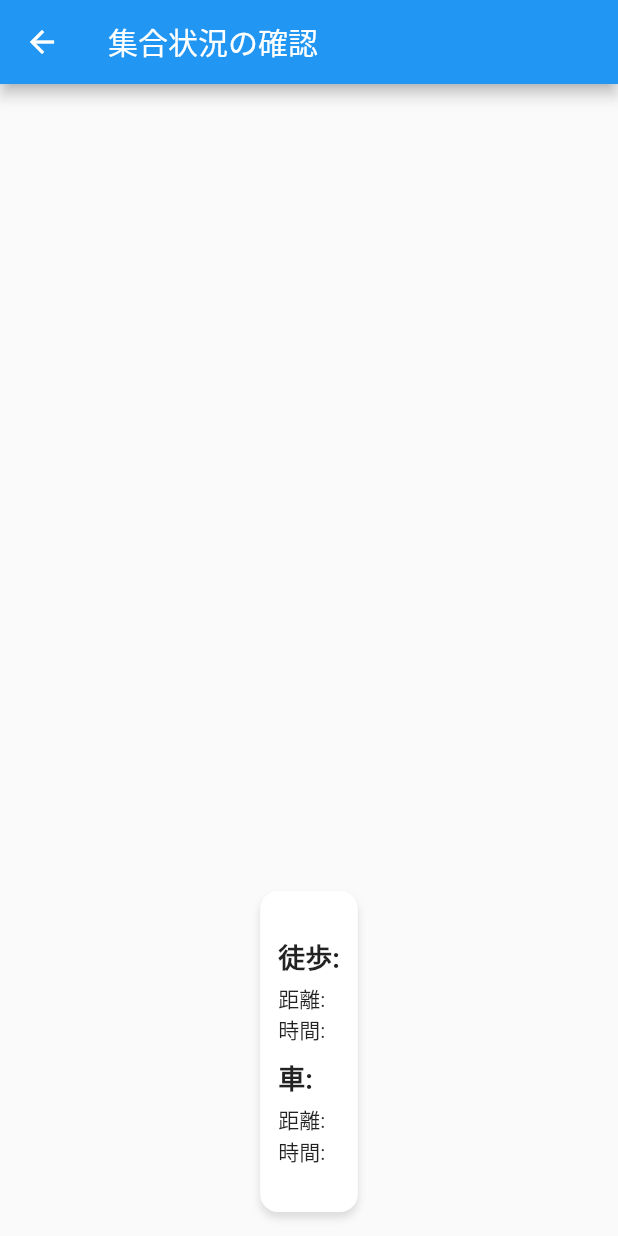
After one commit to KoushiHiraoka/app_contest, a Flutter app: the screen it shows after launch, after a tap on "集合状況を確認する", on a phone screen of 412 x 824 dp. The commit adds this screen. Run offline on Flutter 3.47's test engine with Material 2 defaults, Android fonts, the phone set to English and light mode, and no system bars; our stand-ins replace cloud_firestore, firebase_core, geolocator, go_router, google_maps_flutter; accounts and stored records are empty.

Commit message:
first commit

```diff
--- a/lib/distance.dart
+++ b/lib/distance.dart
@@ -1,7 +1,7 @@
 import 'dart:convert';
 import 'package:http/http.dart' as http;
 
-const apiKey = 'AIzaSyAgHUyBMBbCCv_6x3GXTWGUfpMWy8irJO0';
+const apiKey = 'AIzaSyCZqph0a84xr03zjkiqTE_u8atElhjravU';
 Future<Map<String, dynamic>> getDistanceAndDuration(
   double startLatitude,
   double startLongitude,
@@ -13,7 +13,6 @@ Future<Map<String, dynamic>> getDistanceAndDuration(
   http.Response response = await http.get(Uri.parse(url));
   Map<String, dynamic> values = jsonDecode(response.body);
 
-  print(values); //valueの中身を確認
 
   String distanceWalking = values["rows"][0]["elements"][0]["distance"]["text"];
   String durationWalking = values["rows"][0]["elements"][0]["duration"]["text"];
--- a/lib/home.dart
+++ b/lib/home.dart
@@ -1,3 +1,4 @@
+import 'package:cloud_firestore/cloud_firestore.dart';
 import 'package:flutter/material.dart';
 import 'package:go_router/go_router.dart';
 
@@ -6,17 +7,35 @@ class HomePage extends StatelessWidget {
 
   @override
   Widget build(BuildContext context, ) {
+    FirebaseFirestore firestore = FirebaseFirestore.instance;
+    CollectionReference userRef = firestore.collection('user');
+/*
+Future<void> getData() async {
+    DocumentSnapshot snapshot = await userRef.doc('vnBW9ZZJMfAwx0qTKmJf').get();
+    if (snapshot.exists) {
+      print('User data: ${snapshot.data()}');
+    } else {
+      print('User data not found!');
+    }
+  }
+  */
     return Scaffold(
       body: Center(
         child: Column(
           mainAxisAlignment: MainAxisAlignment.center,
           children: [
-            const Text('Home'),
+            const Text('待ち合わせアプリ'),
             ElevatedButton(
               onPressed: () {
                 context.push('/map');
               },
-              child: const Text('Map'),
+              child: const Text('Mapを開く'),
+            ),
+            ElevatedButton(
+              onPressed: () {
+                context.push('/monitoring');
+              },
+              child: const Text('集合状況を確認する'),
             ),
           ],
         ),
--- a/lib/main.dart
+++ b/lib/main.dart
@@ -1,10 +1,24 @@
-
 import 'package:app_contest/home.dart';
 import 'package:app_contest/map.dart';
 import 'package:flutter/material.dart';
 import 'package:go_router/go_router.dart';
+import 'package:firebase_core/firebase_core.dart';
+import 'firebase_options.dart';
+import 'monitoring.dart';
 
-void main() => runApp(const MyApp());
+// main関数を非同期にします
+void main() async {
+  // Flutterのウィジェットがすべて読み込まれるのを待ちます
+  WidgetsFlutterBinding.ensureInitialized();
+
+  // Firebaseを初期化します
+  await Firebase.initializeApp(
+    options: DefaultFirebaseOptions.currentPlatform,
+  );
+
+  runApp(const MyApp());
+}
+
 final _router = GoRouter(
   initialLocation: '/',
   routes: [
@@ -16,8 +30,13 @@ final _router = GoRouter(
       path: '/map',
       builder: (context, state) => const MapSample(),
     ),
+    GoRoute(
+      path: '/monitoring',
+      builder: (context, state) => const Monitoring(),
+    ),
   ],
 );
+
 class MyApp extends StatelessWidget {
   const MyApp({Key? key}) : super(key: key);
 
--- /dev/null
+++ b/lib/monitoring.dart
@@ -0,0 +1,133 @@
+import 'dart:async';
+import 'package:flutter/material.dart';
+import 'package:geolocator/geolocator.dart';
+import 'package:google_maps_flutter/google_maps_flutter.dart';
+import 'distance.dart';
+import 'package:cloud_firestore/cloud_firestore.dart';
+
+
+class Monitoring extends StatefulWidget {
+  const Monitoring({Key? key}) : super(key: key);
+
+  @override
+  State<Monitoring> createState() => MonitoringState();
+}
+
+class MonitoringState extends State<Monitoring> {
+  Position? currentPosition;
+  String _walkingDistance = '';
+  String _walkingDuration = '';
+  String _drivingDistance = '';
+  String _drivingDuration = '';
+
+  @override
+  void initState() {
+    super.initState();
+
+    Future(() async {
+      LocationPermission permission = await Geolocator.checkPermission();
+      if (permission == LocationPermission.denied) {
+        await Geolocator.requestPermission();
+      }
+      currentPosition = await Geolocator.getCurrentPosition();
+    });
+  }
+
+
+  Future<Map<String, dynamic>> getUserLocation(String docid) async {
+    DocumentSnapshot userDoc = await FirebaseFirestore.instance
+    .collection('user')
+    .doc(docid)
+    .get();
+    Map<String, dynamic> userData = userDoc.data() as Map<String, dynamic>;
+    return {
+      'latitude': userData['latitude'],
+      'longitude': userData['longitude'],
+    };
+  }
+
+  Future<Map<String, dynamic>> getUserDestination(String docid) async {
+    DocumentSnapshot userDoc = await FirebaseFirestore.instance
+    .collection('user')
+    .doc(docid)
+    .get();
+    Map<String, dynamic> userData = userDoc.data() as Map<String, dynamic>;
+    return {
+      'deslat': userData['deslat'],
+      'deslng': userData['deslng'],
+    };
+  }
+
+  void _addMarkerFromFirestoreUser(LatLng tapPosition) async {
+    Map<String, dynamic> userLocation = await getUserLocation('currentlocation');
+    Map<String, dynamic> userDestination = await getUserDestination('destination');
+
+    final data = await getDistanceAndDuration(
+      userLocation['latitude'],
+      userLocation['longitude'],
+      userLocation['latitude'],
+      userLocation['longitude'],
+    );
+        setState(() {
+      _walkingDistance = data['distanceWalking'] as String;
+      _walkingDuration = data['durationWalking'] as String;
+      _drivingDistance = data['distanceDriving'] as String;
+      _drivingDuration = data['durationDriving'] as String;
+    });
+  }
+
+  @override
+  Widget build(BuildContext context) {
+    return Scaffold(
+      appBar: AppBar(
+        title: const Text('集合状況の確認')),
+      body: Stack(
+        children: [
+          Align(
+            alignment: Alignment.bottomCenter,
+            child: Padding(
+              padding: const EdgeInsets.all(16.0),
+              child: Container(
+                decoration: BoxDecoration(
+                  color: Colors.white,
+                  borderRadius: BorderRadius.circular(12),
+                  boxShadow: [
+                    const BoxShadow(
+                      color: Colors.black12,
+                      blurRadius: 4,
+                      offset: Offset(0, 4),
+                    ),
+                  ],
+                ),
+                padding: const EdgeInsets.symmetric(horizontal: 12, vertical: 30),
+                child: Column(
+                  mainAxisSize: MainAxisSize.min,
+                  crossAxisAlignment: CrossAxisAlignment.start,
+                  children: [
+                    const Text(
+                      '徒歩:',
+                      style: TextStyle(fontWeight: FontWeight.bold, fontSize: 18),
+                    ),
+                    const SizedBox(height: 4),
+                    Text('距離: $_walkingDistance'),
+                    Text('時間: $_walkingDuration'),
+                    const SizedBox(height: 8),
+                    const SizedBox(width: 15,),
+                    const Text(
+                      '車:',
+                      style: TextStyle(fontWeight: FontWeight.bold, fontSize: 18),
+                    ),
+                    const SizedBox(height: 4),
+                    const SizedBox(width: 15,),
+                    Text('距離: $_drivingDistance'),
+                    Text('時間: $_drivingDuration'),
+                  ],
+                ),
+              ),
+            ),
+          ),
+        ],
+      ),
+    );
+  }
+}
--- a/pubspec.yaml
+++ b/pubspec.yaml
@@ -30,15 +30,16 @@ environment:
 dependencies:
   flutter:
     sdk: flutter
-  google_maps_flutter: ^2.2.6
+  google_maps_flutter: ^2.2.5
   geolocator: ^9.0.2
   http: ^0.13.6 #add_distance api
-
 
   # The following adds the Cupertino Icons font to your application.
   # Use with the CupertinoIcons class for iOS style icons.
   cupertino_icons: ^1.0.2
   go_router: ^7.0.0
+  firebase_core: ^2.12.0
+  cloud_firestore: ^4.7.1
 
 dev_dependencies:
   flutter_test:
```
Also changed, not shown: lib/map.dart (+36 -7 lines), lib/firebase_options.dart (added), pubspec.lock, 19 other files.
